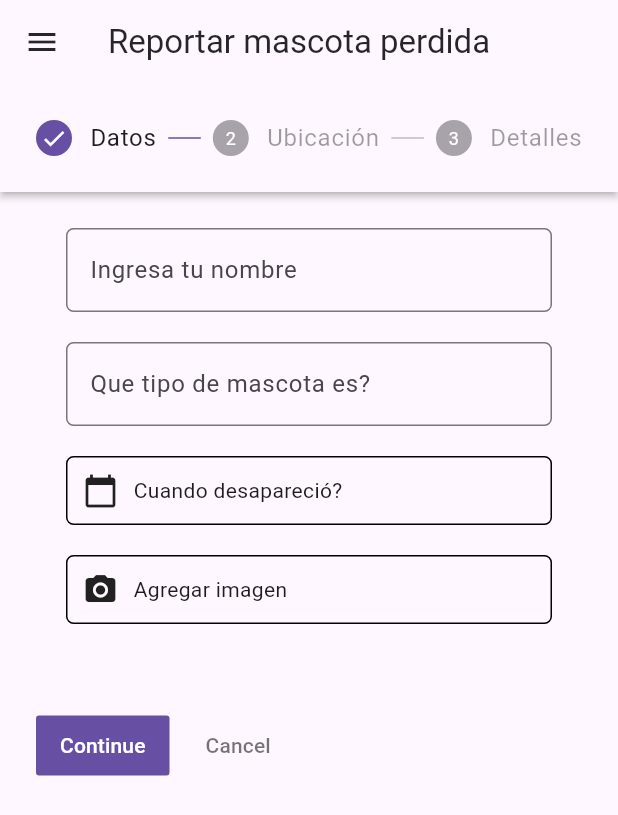
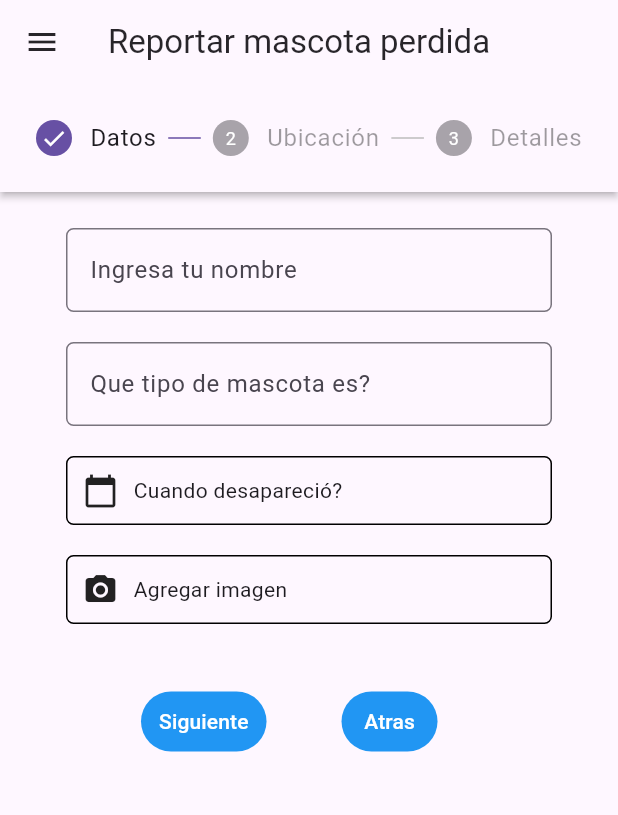
Before and after one commit to usaginotsuki/PetFinder, a Flutter app: the FoundForm screen opened directly, on a phone screen of 412 x 824 dp. Shown: the top 815 px of the screen. Run offline on Flutter 3.47's test engine with Material 3 defaults, Android fonts, the phone set to English and light mode, and no system bars; drawn by our look-alikes of select_form_field; our stand-ins replace cloud_firestore, email_validator, firebase_auth, firebase_core, flutter_datetime_picker_plus, flutter_otp_text_field and 11 more; missing offline and left inert: cloudinary_public, easy_image_viewer, geoflutterfire2, location_picker_flutter_map, map_picker, phone_form_field; accounts and stored records are empty; network calls fail.

Commit message:
Update app labels and translations

```diff
--- a/lib/main.dart
+++ b/lib/main.dart
@@ -21,7 +21,7 @@ class MyApp extends StatelessWidget {
   Widget build(BuildContext context) {
     return MaterialApp(
       debugShowCheckedModeBanner: false,
-      title: 'Flutter Demo',
+      title: 'PetFinder - Encuentra tu mascota',
       theme: ThemeData(
         primarySwatch: Colors.pink,
       ),
--- a/lib/pages/found_form.page.dart
+++ b/lib/pages/found_form.page.dart
@@ -53,6 +53,9 @@ class _FoundFormState extends State<FoundForm> {
   int currentStep = 0;
   final Completer<GoogleMapController> _controller =
       Completer<GoogleMapController>();
+
+  GoogleMapController? mapController; //contrller for Google map
+  int search_radius = 0; //search radius for nearby places
   Toasty toast = Toasty();
   //Step 1 checkers
 
@@ -92,6 +95,70 @@ class _FoundFormState extends State<FoundForm> {
       ),
       body: Center(
         child: Stepper(
+          controlsBuilder: (
+            context,
+            _,
+          ) {
+            return Row(
+              children: <Widget>[
+                Padding(padding: EdgeInsets.only(left: 70)),
+                TextButton(
+                    onPressed: () {
+                      if (currentStep == 0) {
+                        if (_mascotTypeSelected &&
+                            dateSelected &&
+                            imageSelected &&
+                            nameSelected) {
+                          currentStep = currentStep + 1;
+                        } else {
+                          toast.ToastError("Por favor completa los campos");
+                        }
+                      } else if (currentStep == 1) {
+                        if (placeSelected) {
+                          currentStep = currentStep + 1;
+                        } else {
+                          toast.ToastError("Por favor selecciona un lugar");
+                        }
+                      } else if (currentStep == 2) {
+                        if (sizeSelected && _formKey.currentState!.validate()) {
+                          //currentStep = currentStep + 1;
+                        } else {
+                          toast.ToastError("Por favor completa los campos");
+                        }
+                      }
+
+                      setState(() {});
+                    },
+                    child: const Text(
+                      'Siguiente',
+                      style: TextStyle(color: Colors.white),
+                    ),
+                    style: ButtonStyle(
+                      backgroundColor:
+                          MaterialStateProperty.all<Color>(Colors.blue),
+                    )),
+                Padding(padding: EdgeInsets.only(left: 50)),
+                TextButton(
+                    onPressed: () {
+                      setState(() {
+                        if (currentStep > 0) {
+                          currentStep = currentStep - 1;
+                        } else {
+                          currentStep = 0;
+                        }
+                      });
+                    },
+                    child: const Text(
+                      'Atras',
+                      style: TextStyle(color: Colors.white),
+                    ),
+                    style: ButtonStyle(
+                      backgroundColor:
+                          MaterialStateProperty.all<Color>(Colors.blue),
+                    )),
+              ],
+            );
+          },
           steps: getSteps(),
           type: StepperType.horizontal,
           currentStep: currentStep,
@@ -361,18 +428,6 @@ class _FoundFormState extends State<FoundForm> {
                     ),
                   )),
               Padding(
-                  padding: const EdgeInsets.symmetric(horizontal: 20),
-                  child: Text(
-                    "Selecciona el lugar en el mapa11",
-                    style: TextStyle(color: Colors.black),
-                  )),
-              /*Container(
-                  child: mapPicker.MapLocationPicker(
-                borderRadius: BorderRadius.circular(),
-                apiKey: "AIzaSyASF-2-vcXOVoEiUL7_0QuXVCZBkICSlKU",
-                onNext: (mapPicker.GeocodingResult? result) {},
-              )),*/
-              Padding(
                 padding: const EdgeInsets.only(top: 20),
                 child: placeSelected
                     ? Container(
@@ -387,13 +442,36 @@ class _FoundFormState extends State<FoundForm> {
                           height: screenSize.size.height * 0.5,
                           width: screenSize.size.width * 0.8,
                           child: GoogleMap(
-                              onMapCreated: (GoogleMapController controller) {
+                              /*onMapCreated: (GoogleMapController controller) {
                                 if (!_controller.isCompleted) {
                                   _controller.complete(controller);
-                                } else {}
+                                  mapController = controller;
+                                } else {
+                                  dev.log("Controller completed");
+                                  //move camera to selected location
+                                }
+                              },*/
+                              onMapCreated: (controller) {
+                                //method called when map is created
+                                setState(() {
+                                  mapController = controller;
+                                });
                               },
-                              initialCameraPosition: CameraPosition(
-                                  target: _pickedLocation, zoom: 15),
+                              circles: Set.from(
+                                [
+                                  Circle(
+                                    circleId: CircleId('currentCircle'),
+                                    center: LatLng(_pickedLocation.latitude,
+                                        _pickedLocation.longitude),
+                                    radius: (search_radius.toDouble() / 2),
+                                    fillColor:
+                                        Colors.blue.shade100.withOpacity(0.5),
+                                    strokeColor:
+                                        Colors.blue.shade100.withOpacity(0.1),
+                                  ),
+                                ],
+                              ),
+                              initialCameraPosition: CameraPosition(target: _pickedLocation, zoom: 15),
                               markers: {
                                 Marker(
                                     markerId: MarkerId('1'),
@@ -582,12 +660,32 @@ class _FoundFormState extends State<FoundForm> {
                         placeSelected = true;
                         _pickedLocation = LatLng(cameraPosition.target.latitude,
                             cameraPosition.target.longitude);
-                        CameraUpdate cameraUpdate =
+                        setState(() {
+                          dev.log("Setting state");
+                          dev.log(date.toString());
+                          //calculate days since lost to now
+                          int days = DateTime.now().difference(date).inDays;
+                          //calculate search radius
+                          if (_mascotTypeValue == "dog") {
+                            if (days == 0) {
+                              days = 1;
+                            }
+                            search_radius = (days) * 100;
+                          }
+                          //search_radius = days * 100;
+
+                          mapController?.animateCamera(CameraUpdate.newLatLng(
+                              LatLng(cameraPosition.target.latitude,
+                                  cameraPosition.target.longitude)));
+                        });
+                        Navigator.pop(context);
+
+                        /*CameraUpdate cameraUpdate =
                             CameraUpdate.newLatLngZoom(_pickedLocation, 15);
                         _controller.future.then((value) {
                           value.animateCamera(cameraUpdate);
                           Navigator.pop(context);
-                        });
+                        });*/
                       },
                       style: ButtonStyle(
                         backgroundColor: MaterialStateProperty.all<Color>(
@@ -603,20 +701,6 @@ class _FoundFormState extends State<FoundForm> {
                   ),
                 )
               ]))));
-
-      /*if (result.latLng != null) {
-        setState(() {
-          placeSelected = true;
-          _pickedLocation = result.latLng!;
-          CameraUpdate cameraUpdate =
-              CameraUpdate.newLatLngZoom(_pickedLocation, 15);
-          _controller.future.then((value) {
-            value.animateCamera(cameraUpdate);
-          });
-        });
-
-        // Handle the result in your way
-      }*/
     });
   }
 
--- a/lib/widgets/report.widget.dart
+++ b/lib/widgets/report.widget.dart
@@ -113,7 +113,7 @@ class ReportWidget {
                   child: const Text("Ver más")),
               TextButton(
                 // ignore: prefer_const_constructors
-                child: Text('Close'),
+                child: Text('Cerrar'),
                 onPressed: () {
                   Navigator.of(context).pop();
                 },
```
Also changed, not shown: lib/pages/nearby_reports.dart (+23 -1 lines), assets/location_icon.svg, 4 other files.
